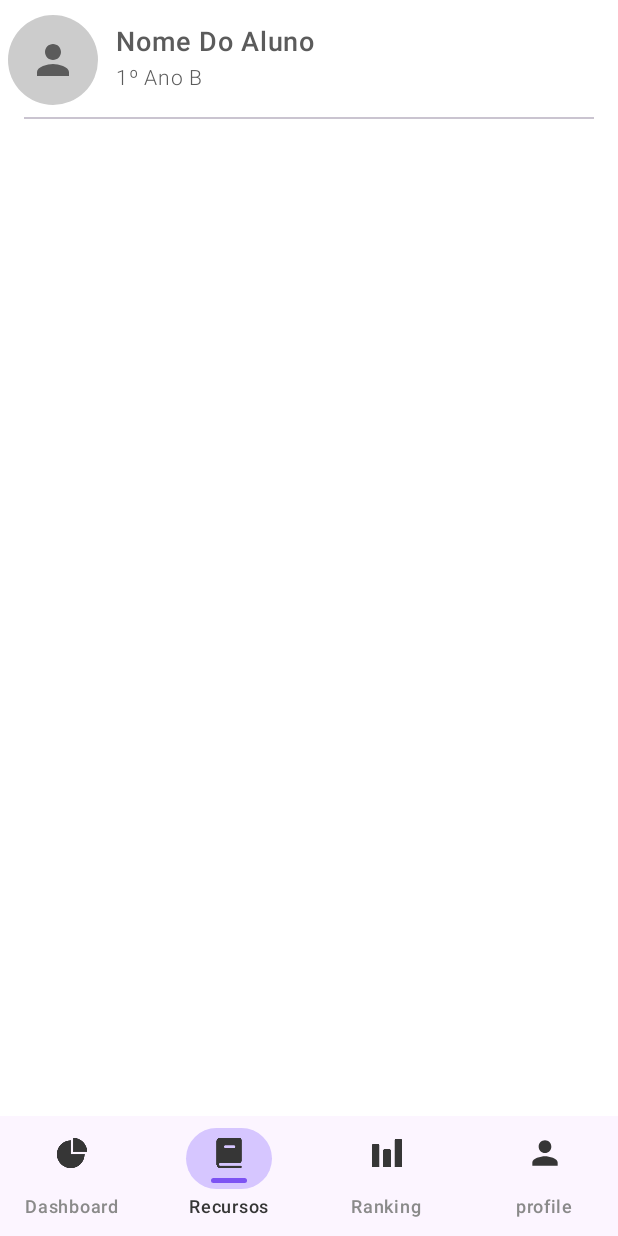
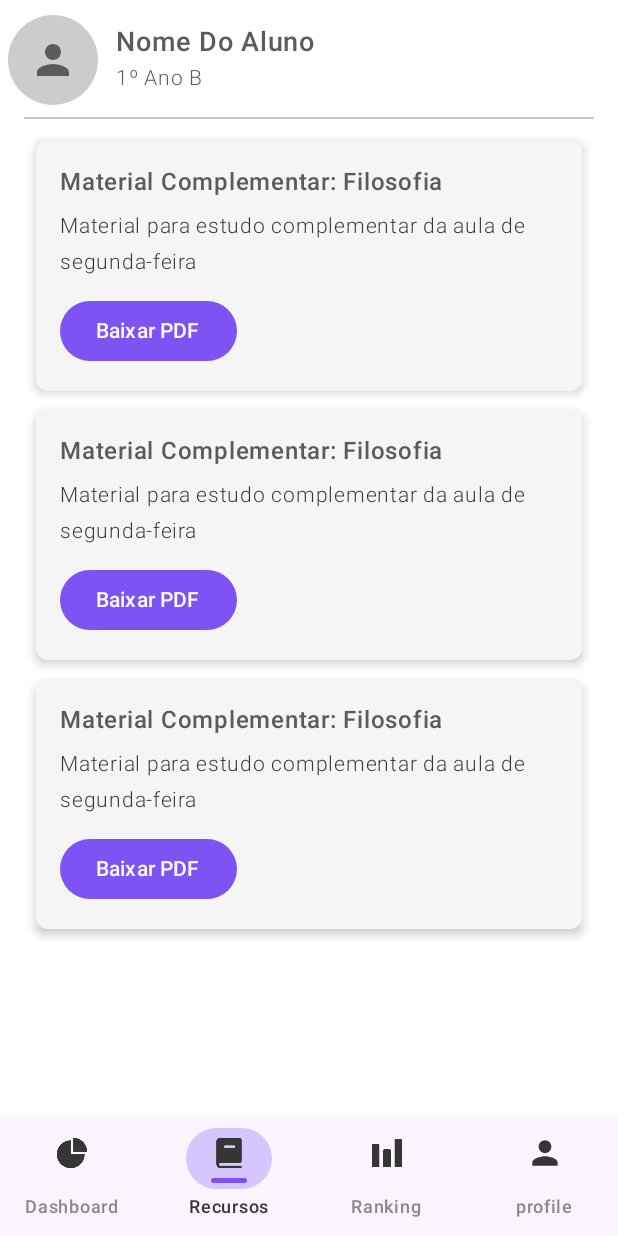
Before and after one commit to sofiascarvalho/Mobile-TCC-, an Android app built with Jetpack Compose: the RecursosScreen screen opened through its navigation route, on a phone screen of 412 x 824 dp. Run offline under Robolectric (Android 15) with nearby library versions, the phone set to English and light mode, and no system bars.

Commit message:
feat(resources): iniciar desenvolvimento da tela de recursos

```diff
--- a/app/src/main/java/com/example/analyticai/MainActivity.kt
+++ b/app/src/main/java/com/example/analyticai/MainActivity.kt
@@ -66,7 +66,7 @@ class MainActivity : ComponentActivity() {
                 ) { innerPadding ->
                     NavHost(
                         navController = navController,
-                        startDestination = "home", // tela inicial
+                        startDestination = "profile", // tela inicial
                         modifier = Modifier.padding(innerPadding)
                     ) {
                         composable("home") { HomeScreen(navController) }
--- /dev/null
+++ b/app/src/main/java/com/example/analyticai/model/Recurso.kt
@@ -0,0 +1,9 @@
+package com.example.analyticai.model
+
+data class Recurso(
+    val titulo: String,
+    val descricao: String,
+    val disciplina: String,
+    val periodo: String,
+    val arquivo: String
+)
--- a/app/src/main/java/com/example/analyticai/screens/RecursosScreen.kt
+++ b/app/src/main/java/com/example/analyticai/screens/RecursosScreen.kt
@@ -1,10 +1,83 @@
 package com.example.analyticai.screens
 
+import androidx.compose.foundation.layout.Box
+import androidx.compose.foundation.layout.fillMaxSize
+import androidx.compose.foundation.layout.fillMaxWidth
+import androidx.compose.foundation.layout.padding
+import androidx.compose.foundation.lazy.LazyColumn
 import androidx.compose.runtime.Composable
+import androidx.compose.runtime.getValue
+import androidx.compose.runtime.mutableStateListOf
+import androidx.compose.runtime.mutableStateOf
+import androidx.compose.runtime.remember
+import androidx.compose.runtime.setValue
 import androidx.compose.ui.Modifier
+import androidx.compose.ui.tooling.preview.Preview
+import androidx.compose.ui.unit.dp
 import androidx.navigation.NavHostController
+import com.example.analyticai.model.Recurso
+import com.example.analyticai.screens.components.ConfirmarDownload
+import com.example.analyticai.screens.components.RecursoCard
 
 @Composable
 fun RecursosScreen(navegacao: NavHostController?) {
+    var recursoSelecionado by remember { mutableStateOf<Recurso?>(null) }
 
+    val recursos = remember { mutableStateListOf(
+        Recurso(
+            titulo = "Material Complementar: Filosofia",
+            descricao = "Material para estudo complementar da aula de segunda-feira",
+            disciplina = "Filosofia",
+            periodo = "1º Semestre",
+            arquivo = "materia-filosofia.pdf"
+        ),
+        Recurso(
+            titulo = "Material Complementar: Filosofia",
+            descricao = "Material para estudo complementar da aula de segunda-feira",
+            disciplina = "Filosofia",
+            periodo = "1º Semestre",
+            arquivo = "materia-filosofia.pdf"
+        ),
+        Recurso(
+            titulo = "Material Complementar: Filosofia",
+            descricao = "Material para estudo complementar da aula de segunda-feira",
+            disciplina = "Filosofia",
+            periodo = "1º Semestre",
+            arquivo = "materia-filosofia.pdf"
+        ),
+    )
+    }
+    Box(
+        modifier = Modifier.fillMaxSize()
+    ){
+        LazyColumn (
+            modifier = Modifier
+                .fillMaxSize()
+                .padding(horizontal = 12.dp, vertical = 8.dp)
+        ){
+            items(recursos.size){ index ->
+                RecursoCard(
+                    recursos[index],
+                    onBaixarClick = {
+                        recursoSelecionado = it
+                    }
+                )
+            }
+        }
+        ConfirmarDownload(
+            recurso = recursoSelecionado,
+            onConfirmar = {
+                recursoSelecionado = null
+            },
+            onCancelar = {
+                recursoSelecionado = null
+            }
+        )
+    }
 }
+
+@Preview
+@Composable
+private fun RecursosScreenPreview() {
+    RecursosScreen(null)
+}
--- /dev/null
+++ b/app/src/main/java/com/example/analyticai/screens/components/RecursoCard.kt
@@ -0,0 +1,124 @@
+package com.example.analyticai.screens.components
+
+import android.widget.Button
+import android.widget.Space
+import androidx.compose.foundation.layout.Arrangement
+import androidx.compose.foundation.layout.Column
+import androidx.compose.foundation.layout.Spacer
+import androidx.compose.foundation.layout.fillMaxWidth
+import androidx.compose.foundation.layout.height
+import androidx.compose.foundation.layout.padding
+import androidx.compose.foundation.layout.size
+import androidx.compose.foundation.layout.width
+import androidx.compose.foundation.shape.RoundedCornerShape
+import androidx.compose.material3.AlertDialog
+import androidx.compose.material3.Card
+import androidx.compose.material3.CardDefaults
+import androidx.compose.material3.Text
+import androidx.compose.runtime.Composable
+import androidx.compose.ui.Alignment
+import androidx.compose.ui.Modifier
+import androidx.compose.ui.graphics.Color
+import androidx.compose.ui.res.painterResource
+import androidx.compose.ui.res.stringResource
+import androidx.compose.ui.text.font.FontWeight
+import androidx.compose.ui.text.style.TextAlign
+import androidx.compose.ui.tooling.preview.Preview
+import androidx.compose.ui.unit.dp
+import androidx.compose.ui.unit.sp
+import com.example.analyticai.model.Recurso
+import com.example.analyticai.ui.theme.BlackLight
+import androidx.compose.material3.Button
+import androidx.compose.material3.ButtonDefaults
+import androidx.compose.material3.TextButton
+import com.example.analyticai.ui.theme.PurplePrimary
+
+@Composable
+fun RecursoCard(
+    recurso: Recurso,
+    onBaixarClick: (Recurso) -> Unit
+) {
+    Card (
+        modifier = Modifier
+            .fillMaxWidth()
+            .padding(vertical = 6.dp, horizontal = 12.dp),
+        colors = CardDefaults.cardColors(
+            containerColor = Color(0xfff5f5f5)
+        ),
+        elevation = CardDefaults.cardElevation(4.dp)
+    ){
+        Column (
+            modifier = Modifier
+                .padding(16.dp)
+        ){
+            Text(text = recurso.titulo,
+                fontWeight = FontWeight.Medium,
+                fontSize = 16.sp)
+
+            Spacer(modifier = Modifier.height(5.dp))
+
+            Text(
+                text = recurso.descricao,
+                fontSize = 14.sp,
+                color = BlackLight,
+                fontWeight = FontWeight.Light
+            )
+
+            Spacer(modifier = Modifier.height(10.dp))
+
+            Button(
+                onClick = {onBaixarClick(recurso)},
+                colors = ButtonDefaults.buttonColors(
+                    containerColor = PurplePrimary
+                )
+            ) {
+                Text(
+                    text = "Baixar PDF"
+                )
+            }
+        }
+    }
+}
+
+@Composable
+fun ConfirmarDownload(
+    recurso: Recurso?,
+    onConfirmar: () -> Unit,
+    onCancelar: () -> Unit
+    ) {
+    if (recurso != null){
+        AlertDialog(
+            onDismissRequest = {onCancelar()},
+            title = {
+                Text(
+                    text = "Confirmar Download",
+                    fontSize = 18.sp,
+                    fontWeight = FontWeight.Medium
+                )
+            },
+            text = {
+                Text(
+                    text = "Você está prestes a baixar o conteúdo ${recurso.titulo}."
+                )
+            },
+            confirmButton = {
+                Button(
+                    onClick = onConfirmar
+                ) {
+                    Text(
+                        text = "Baixar"
+                    )
+                }
+            },
+            dismissButton = {
+                TextButton(
+                    onClick = onCancelar
+                ) {
+                    Text(
+                        text = "Cancelar"
+                    )
+                }
+            }
+        )
+    }
+}
```
Also changed, not shown: app/src/main/java/com/example/analyticai/screens/RecPasswordScreen.kt (+5 -5 lines).
